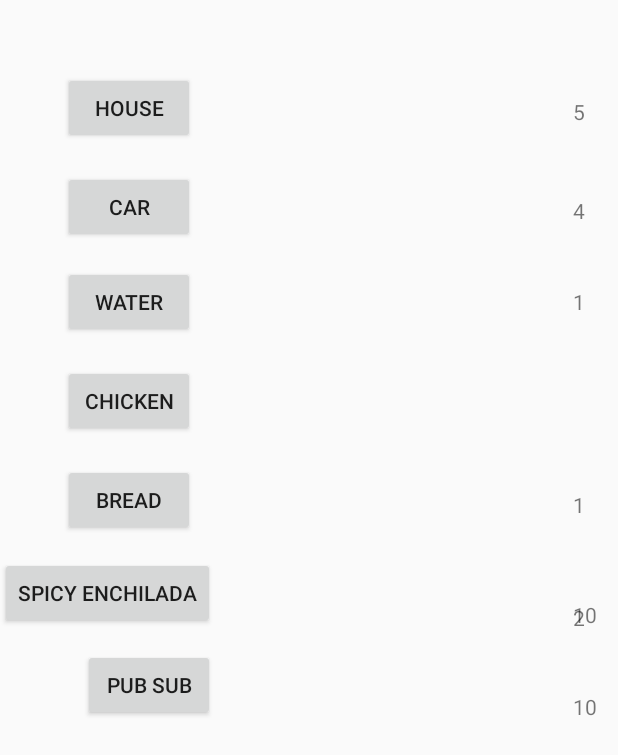
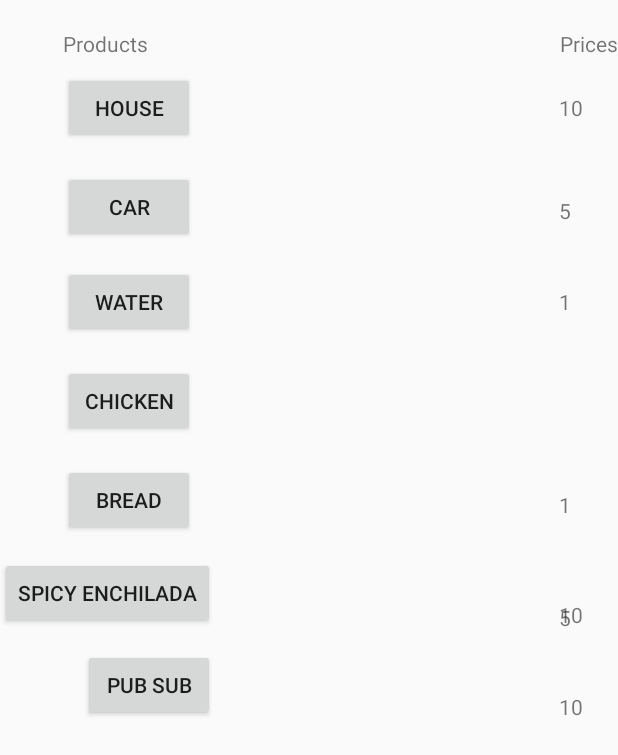
Before and after one commit to jessiepullaro414/Software-Engineering-Final, an Android app: the layout marketplace_activity.xml on its own in the app's theme, with its tools: preview values and no code run, on a phone screen of 412 x 824 dp. Shown: the top 755 px of the screen. Run offline under Robolectric (Android 15) with nearby library versions, the phone set to English and light mode, and no system bars.

Commit message:
New update

```diff
--- a/app/src/main/res/layout/marketplace_activity.xml
+++ b/app/src/main/res/layout/marketplace_activity.xml
@@ -1,5 +1,6 @@
 <?xml version="1.0" encoding="utf-8"?>
 <RelativeLayout xmlns:android="http://schemas.android.com/apk/res/android"
+    xmlns:tools="http://schemas.android.com/tools"
     android:layout_width="match_parent" android:layout_height="match_parent">
 
     <Button
@@ -85,12 +86,12 @@
         android:id="@+id/textView"
         android:layout_width="wrap_content"
         android:layout_height="wrap_content"
-        android:layout_above="@+id/button2"
+        android:layout_alignBaseline="@+id/button"
+        android:layout_alignBottom="@+id/button"
         android:layout_alignParentEnd="true"
         android:layout_alignParentRight="true"
-        android:layout_marginBottom="12dp"
-        android:layout_marginEnd="22dp"
-        android:layout_marginRight="22dp"
+        android:layout_marginEnd="23dp"
+        android:layout_marginRight="23dp"
         android:text="@string/house_price" />
 
     <TextView
@@ -149,4 +150,23 @@
         android:layout_alignLeft="@+id/textView6"
         android:layout_alignStart="@+id/textView6"
         android:text="@string/pubSub_price" />
+
+    <TextView
+        android:id="@+id/textView8"
+        android:layout_width="wrap_content"
+        android:layout_height="wrap_content"
+        android:layout_alignParentEnd="true"
+        android:layout_alignParentRight="true"
+        android:layout_alignParentTop="true"
+        android:layout_marginTop="19dp"
+        android:text="@string/prices" />
+
+    <TextView
+        android:id="@+id/textView9"
+        android:layout_width="wrap_content"
+        android:layout_height="wrap_content"
+        android:layout_alignBottom="@+id/textView8"
+        android:layout_alignLeft="@+id/button"
+        android:layout_alignStart="@+id/button"
+        android:text="@string/products" />
 </RelativeLayout>
--- a/app/src/main/res/values/strings.xml
+++ b/app/src/main/res/values/strings.xml
@@ -23,11 +23,13 @@
     <string name="buy_enchilada">Spicy Enchilada</string>
     <string name="buy_PubSub">Pub Sub</string>
 
-    <string name="house_price">5</string>
-    <string name="car_price">4</string>
+    <string name="house_price">10</string>
+    <string name="car_price">5</string>
     <string name="bread_price">1</string>
     <string name="water_price">1</string>
-    <string name="chicken_price">2</string>
+    <string name="chicken_price">5</string>
     <string name="enchilada_price">10</string>
     <string name="pubSub_price">10</string>
+    <string name="prices">Prices</string>
+    <string name="products">Products</string>
 </resources>
```
Also changed, not shown: app/src/main/java/com/example/jessiepullaro/softwareengineering/MarketPlaceActivity.java (+85 -34 lines).
